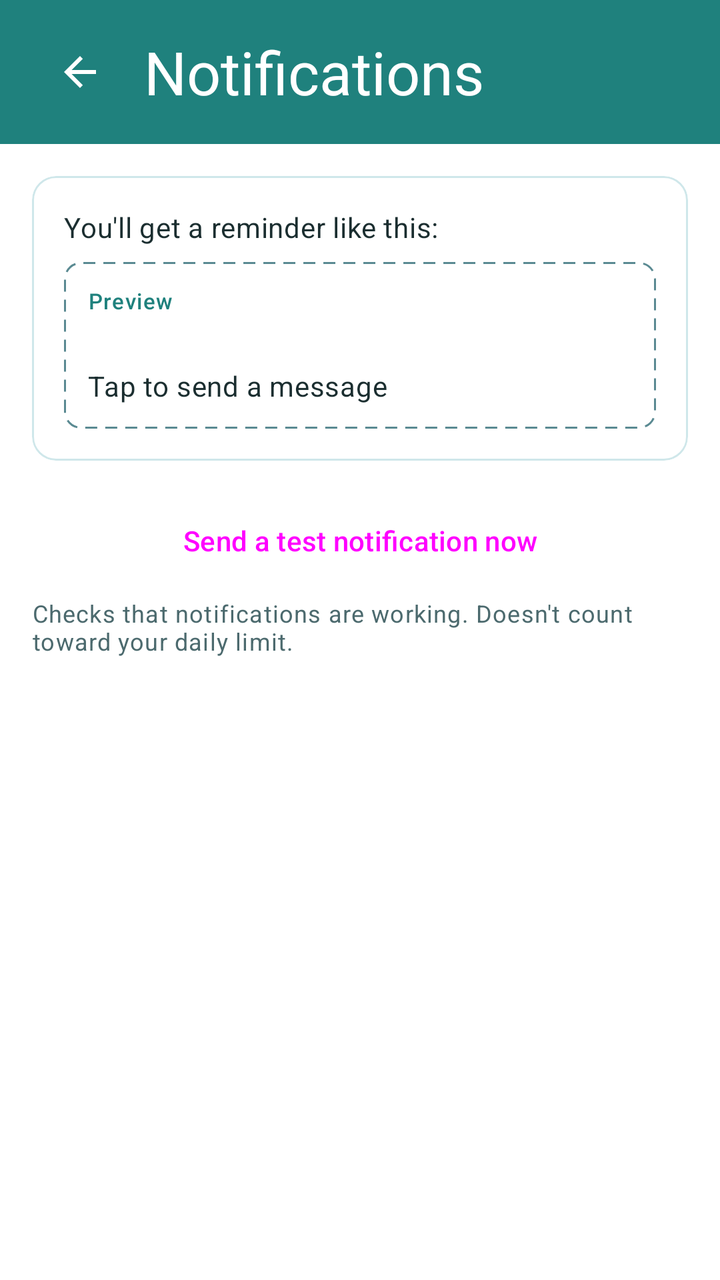
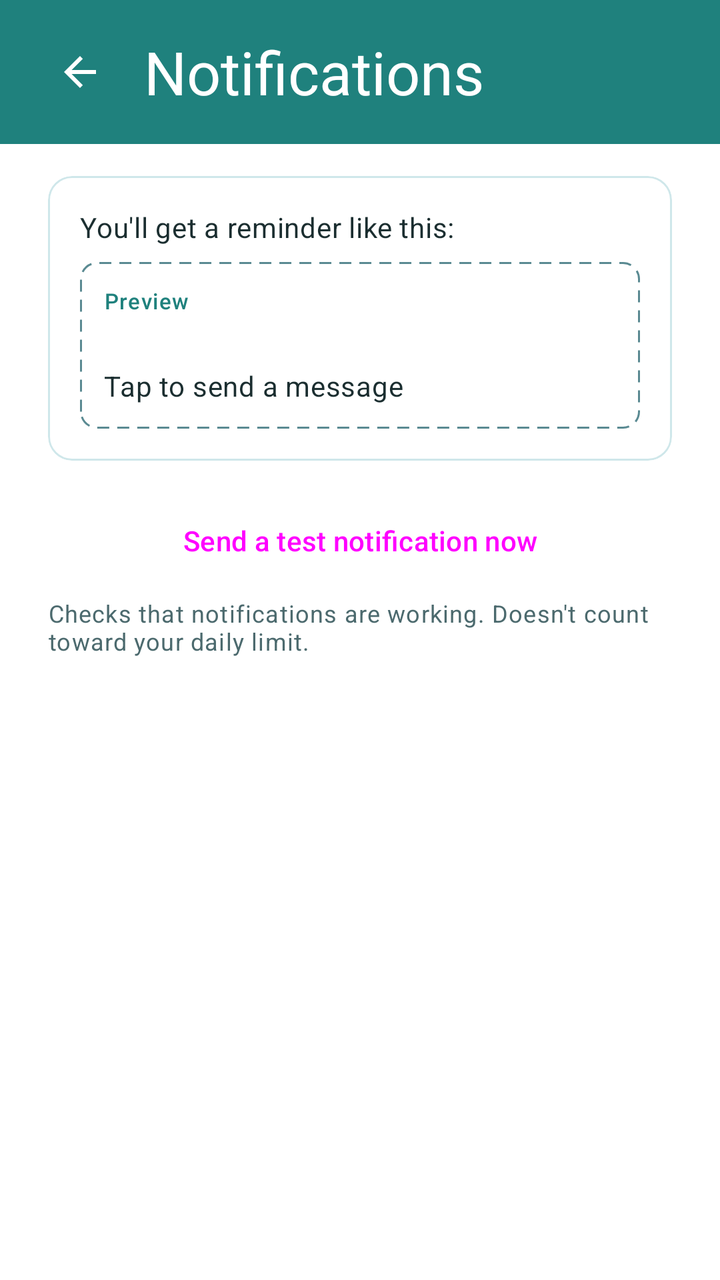

Before-and-after screenshots of an Android layout around one commit, followed by the original layout XML and the change that was made.
<!-- AndroidManifest.xml: application theme Theme.FriendMinder -->
<!-- res/layout/fragment_legacy_diagnostics.xml -->
<?xml version="1.0" encoding="utf-8"?>
<LinearLayout xmlns:android="http://schemas.android.com/apk/res/android"
    xmlns:app="http://schemas.android.com/apk/res-auto"
    android:layout_width="match_parent"
    android:layout_height="match_parent"
    android:orientation="vertical">

    
    <LinearLayout
        android:id="@+id/headerContainer"
        android:layout_width="match_parent"
        android:layout_height="wrap_content"
        android:orientation="vertical"
        android:background="@color/fm_header">

        <View
            android:id="@+id/statusBarSpacer"
            android:layout_width="match_parent"
            android:layout_height="0dp" />

        <FrameLayout
            android:layout_width="match_parent"
            android:layout_height="@dimen/fm_home_header_height">

            <ImageButton
                android:id="@+id/backButton"
                android:layout_width="48dp"
                android:layout_height="48dp"
                android:layout_gravity="start|center_vertical"
                android:layout_marginStart="16dp"
                android:padding="12dp"
                android:background="?attr/selectableItemBackgroundBorderless"
                android:src="@drawable/ic_arrow_back"
                app:tint="@color/fm_on_primary"
                android:contentDescription="@string/content_desc_back" />

            <TextView
                android:id="@+id/headerTitle"
                android:layout_width="wrap_content"
                android:layout_height="wrap_content"
                android:layout_gravity="start|center_vertical"
                android:layout_marginStart="72dp"
                android:layout_marginEnd="@dimen/fm_space_6"
                android:text="@string/title_notifications_diagnostics"
                android:textColor="@color/fm_on_primary"
                android:textSize="@dimen/fm_header_title_size"
                android:maxLines="1"
                android:ellipsize="end" />
        </FrameLayout>
    </LinearLayout>

    <ScrollView
        android:layout_width="match_parent"
        android:layout_height="0dp"
        android:layout_weight="1">

        <LinearLayout
            android:layout_width="match_parent"
            android:layout_height="wrap_content"
            android:orientation="vertical"
            android:paddingBottom="16dp">

            
            <TextView
                android:id="@+id/missingContactsBanner"
                android:layout_width="match_parent"
                android:layout_height="wrap_content"
                android:background="?attr/colorErrorContainer"
                android:textColor="?attr/colorOnErrorContainer"
                android:padding="12dp"
                android:visibility="gone" />

            <TextView
                android:id="@+id/notificationsDisabledBanner"
                android:layout_width="match_parent"
                android:layout_height="wrap_content"
                android:background="?attr/colorErrorContainer"
                android:textColor="?attr/colorOnErrorContainer"
                android:padding="12dp"
                android:visibility="gone"
                android:text="@string/banner_notifications_disabled" />

            
            <LinearLayout
                android:id="@+id/emptyStateGroup"
                android:layout_width="match_parent"
                android:layout_height="wrap_content"
                android:orientation="vertical"
                android:gravity="center"
                android:padding="24dp"
                android:visibility="gone">

                <TextView
                    android:layout_width="wrap_content"
                    android:layout_height="wrap_content"
                    android:text="@string/label_empty_friend_list"
                    android:textAppearance="?attr/textAppearanceBodyLarge"
                    android:layout_marginBottom="16dp" />

                <Button
                    android:id="@+id/addFriendsButton"
                    style="@style/Widget.Material3.Button"
                    android:layout_width="wrap_content"
                    android:layout_height="wrap_content"
                    android:text="@string/action_add_friends" />
            </LinearLayout>

            
            <LinearLayout
                android:id="@+id/previewGroup"
                android:layout_width="match_parent"
                android:layout_height="wrap_content"
                android:orientation="vertical"
                android:paddingStart="16dp"
                android:paddingEnd="16dp"
                android:paddingTop="16dp">

                <com.google.android.material.card.MaterialCardView
                    style="@style/Widget.Material3.CardView.Outlined"
                    android:layout_width="match_parent"
                    android:layout_height="wrap_content">

                    <LinearLayout
                        android:layout_width="match_parent"
                        android:layout_height="wrap_content"
                        android:orientation="vertical"
                        android:padding="16dp">

                        <TextView
                            android:layout_width="match_parent"
                            android:layout_height="wrap_content"
                            android:text="@string/label_preview_header"
                            android:textAppearance="?attr/textAppearanceBodyMedium"
                            android:layout_marginBottom="8dp" />

                        <LinearLayout
                            android:layout_width="match_parent"
                            android:layout_height="wrap_content"
                            android:orientation="vertical"
                            android:background="@drawable/bg_notification_preview"
                            android:padding="12dp">

                            <TextView
                                android:layout_width="wrap_content"
                                android:layout_height="wrap_content"
                                android:text="@string/label_preview_chip"
                                android:textAppearance="?attr/textAppearanceLabelSmall"
                                android:textColor="?attr/colorPrimary" />

                            <TextView
                                android:id="@+id/previewContactName"
                                android:layout_width="match_parent"
                                android:layout_height="wrap_content"
                                android:layout_marginTop="4dp"
                                android:textAppearance="?attr/textAppearanceTitleMedium" />

                            <TextView
                                android:layout_width="match_parent"
                                android:layout_height="wrap_content"
                                android:text="@string/notif_body"
                                android:textAppearance="?attr/textAppearanceBodyMedium" />
                        </LinearLayout>
                    </LinearLayout>
                </com.google.android.material.card.MaterialCardView>

                <Button
                    android:id="@+id/testNotificationButton"
                    style="@style/Widget.Material3.Button.OutlinedButton"
                    android:layout_width="match_parent"
                    android:layout_height="48dp"
                    android:layout_marginTop="16dp"
                    android:text="@string/action_test_notification" />

                
                <TextView
                    android:id="@+id/testNotificationCaption"
                    android:layout_width="match_parent"
                    android:layout_height="wrap_content"
                    android:layout_marginTop="4dp"
                    android:text="@string/caption_test_notification"
                    android:textColor="?attr/colorOnSurfaceVariant"
                    android:textAppearance="?attr/textAppearanceBodySmall" />
            </LinearLayout>

        </LinearLayout>
    </ScrollView>
</LinearLayout>
<!-- resources referenced by this layout -->
<resources>
  <color name="fm_header">#1F817D</color>
  <color name="fm_on_primary">#FFFFFF</color>
  <dimen name="fm_header_title_size">30sp</dimen>
  <dimen name="fm_home_header_height">72dp</dimen>
  <dimen name="fm_space_6">24dp</dimen>
  <!-- drawable bg_notification_preview (drawable) -->
  <shape xmlns:android="http://schemas.android.com/apk/res/android" android:shape="rectangle">
      <corners android:radius="8dp" />
      <solid android:color="@android:color/transparent" />
      <stroke
          android:width="1dp"
          android:color="?attr/colorOutline"
          android:dashWidth="6dp"
          android:dashGap="4dp" />
  </shape>
  <!-- drawable ic_arrow_back (drawable) -->
  <vector xmlns:android="http://schemas.android.com/apk/res/android"
      android:width="24dp"
      android:height="24dp"
      android:viewportWidth="24"
      android:viewportHeight="24"
      android:tint="?attr/colorOnSurface">
      <path
          android:fillColor="@android:color/white"
          android:pathData="M20,11H7.83l5.59,-5.59L12,4l-8,8 8,8 1.41,-1.41L7.83,13H20v-2z" />
  </vector>
  <string name="action_add_friends">Add Friends</string>
  <string name="action_test_notification">Send a test notification now</string>
  <string name="banner_notifications_disabled">Notifications are disabled.</string>
  <string name="caption_test_notification">Checks that notifications are working. Doesn\'t count toward your daily limit.</string>
  <string name="content_desc_back">Back</string>
  <string name="label_empty_friend_list">Add friends to get started</string>
  <string name="label_preview_chip">Preview</string>
  <string name="label_preview_header">You\'ll get a reminder like this:</string>
  <string name="notif_body">Tap to send a message</string>
  <string name="title_notifications_diagnostics">Notifications</string>
  <color name="fm_primary">#1F817D</color>
  <color name="fm_primary_container">#B0E8E6</color>
  <color name="fm_on_primary_container">#195556</color>
  <color name="fm_secondary">#5ABBEB</color>
  <color name="fm_on_secondary">#0A2E31</color>
  <color name="fm_secondary_container">#D6EBF8</color>
  <color name="fm_on_secondary_container">#0A2E31</color>
  <color name="fm_surface">#FFFFFF</color>
  <color name="fm_ink">#1B2E30</color>
  <color name="fm_surface_variant">#D3E9F4</color>
  <color name="fm_ink_dim">#4C6A6E</color>
  <color name="fm_outline">#5A8A92</color>
  <color name="fm_divider">#CFE7EA</color>
  <color name="fm_error">#B3261E</color>
  <color name="fm_error_container">#F9DEDC</color>
  <color name="fm_on_error_container">#410E0B</color>
  <color name="fm_surface_sunken">#EFF8FA</color>
  <style name="ThemeOverlay.FriendMinder.BottomSheetDialog" parent="ThemeOverlay.Material3.BottomSheetDialog">
          <item name="bottomSheetStyle">@style/Widget.FriendMinder.BottomSheet.Modal</item>
      </style>
  <style name="ThemeOverlay.FriendMinder.MaterialAlertDialog" parent="ThemeOverlay.Material3.MaterialAlertDialog">
          <item name="colorSurface">@color/fm_surface</item>
          <item name="colorSurfaceContainerHigh">@color/fm_surface</item>
          <item name="backgroundTint">@color/fm_surface</item>
      </style>
  <style name="Widget.FriendMinder.BottomSheet.Modal" parent="Widget.Material3.BottomSheet.Modal">
          <item name="backgroundTint">@color/fm_surface</item>
      </style>
  <!-- unchanged entries left out for length: 1 -->
</resources>

<!-- the commit's change to res/layout/fragment_legacy_diagnostics.xml (unified diff, before → after) -->
@@ -67,7 +67,10 @@
                 android:layout_height="wrap_content"
                 android:background="?attr/colorErrorContainer"
                 android:textColor="?attr/colorOnErrorContainer"
-                android:padding="12dp"
+                android:paddingStart="@dimen/fm_gutter"
+                android:paddingTop="12dp"
+                android:paddingEnd="@dimen/fm_gutter"
+                android:paddingBottom="12dp"
                 android:visibility="gone" />
 
             <TextView
@@ -76,7 +79,10 @@
                 android:layout_height="wrap_content"
                 android:background="?attr/colorErrorContainer"
                 android:textColor="?attr/colorOnErrorContainer"
-                android:padding="12dp"
+                android:paddingStart="@dimen/fm_gutter"
+                android:paddingTop="12dp"
+                android:paddingEnd="@dimen/fm_gutter"
+                android:paddingBottom="12dp"
                 android:visibility="gone"
                 android:text="@string/banner_notifications_disabled" />
 
@@ -111,8 +117,8 @@
                 android:layout_width="match_parent"
                 android:layout_height="wrap_content"
                 android:orientation="vertical"
-                android:paddingStart="16dp"
-                android:paddingEnd="16dp"
+                android:paddingStart="@dimen/fm_gutter"
+                android:paddingEnd="@dimen/fm_gutter"
                 android:paddingTop="16dp">
 
                 <com.google.android.material.card.MaterialCardView
<!-- resource entries referenced after the edit -->
@@ -2,6 +2,7 @@
 <resources>
   <color name="fm_header">#1F817D</color>
   <color name="fm_on_primary">#FFFFFF</color>
+  <dimen name="fm_gutter">24dp</dimen>
   <dimen name="fm_header_title_size">30sp</dimen>
   <dimen name="fm_home_header_height">72dp</dimen>
   <dimen name="fm_space_6">24dp</dimen>
